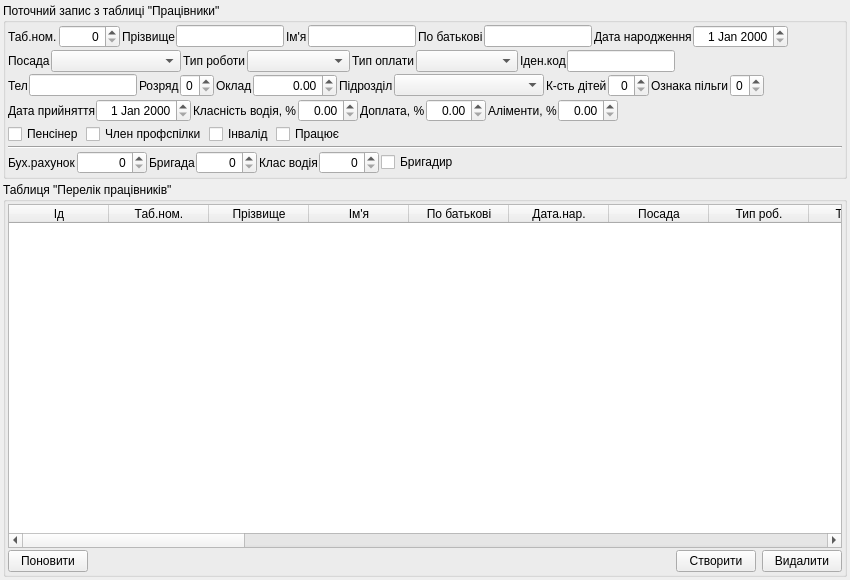
Qt form src/guiautopark/UForm_AParkPracivnyky.ui (utech/autoparkmeneger) before a commit.
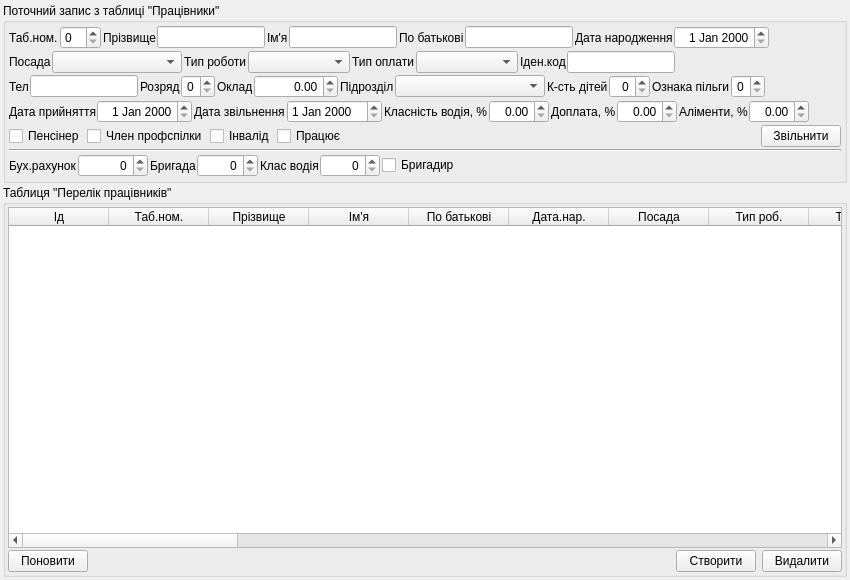
The same form after that commit. Icons and pictures are not drawn.

Commit message: dobavleno funkciu zvilnyty pracivnyka

Patch:
```diff
--- a/src/guiautopark/UForm_AParkPracivnyky.ui
+++ b/src/guiautopark/UForm_AParkPracivnyky.ui
@@ -15,7 +15,7 @@
   </property>
   <layout class="QVBoxLayout" name="verticalLayout_4">
    <property name="spacing">
-    <number>3</number>
+    <number>2</number>
    </property>
    <property name="margin">
     <number>3</number>
@@ -38,7 +38,7 @@
          <number>2</number>
         </property>
         <property name="margin">
-         <number>2</number>
+         <number>3</number>
         </property>
         <item>
          <layout class="QHBoxLayout" name="horizontalLayout_26">
@@ -61,20 +61,7 @@
              </widget>
             </item>
             <item>
-             <widget class="QSpinBox" name="spinBox_TabNumber">
-              <property name="minimumSize">
-               <size>
-                <width>40</width>
-                <height>0</height>
-               </size>
-              </property>
-              <property name="alignment">
-               <set>Qt::AlignRight|Qt::AlignTrailing|Qt::AlignVCenter</set>
-              </property>
-              <property name="maximum">
-               <number>10000</number>
-              </property>
-             </widget>
+             <widget class="QSpinBox" name="spinBox_TabNumber"/>
             </item>
            </layout>
           </item>
@@ -511,6 +498,16 @@
             </item>
            </layout>
           </item>
+          <item>
+           <widget class="QLabel" name="label">
+            <property name="text">
+             <string>Дата звільнення</string>
+            </property>
+           </widget>
+          </item>
+          <item>
+           <widget class="QDateEdit" name="dateEdit_dataZvilnenia"/>
+          </item>
           <item>
            <layout class="QHBoxLayout" name="horizontalLayout_16">
             <property name="spacing">
@@ -617,6 +614,8 @@
          </layout>
         </item>
         <item>
+         <layout class="QHBoxLayout" name="horizontalLayout_23">
+          <item>
          <layout class="QHBoxLayout" name="horizontalLayout_22">
           <item>
            <widget class="QCheckBox" name="checkBox_pensioner">
@@ -662,6 +661,40 @@
          </layout>
         </item>
         <item>
+           <widget class="QPushButton" name="pushButton_zvilnyty">
+            <property name="toolTip">
+             <string comment="Звільнити вибраного працівника" extracomment="Звільнити вибраного працівника"/>
+            </property>
+            <property name="statusTip">
+             <string comment="Звільнити вибраного працівника" extracomment="Звільнити вибраного працівника"/>
+            </property>
+            <property name="whatsThis">
+             <string comment="Звільнити вибраного працівника" extracomment="Звільнити вибраного працівника"/>
+            </property>
+            <property name="accessibleName">
+             <string comment="Звільнити вибраного працівника" extracomment="Звільнити вибраного працівника"/>
+            </property>
+            <property name="accessibleDescription">
+             <string comment="Звільнити вибраного працівника" extracomment="Звільнити вибраного працівника"/>
+            </property>
+            <property name="styleSheet">
+             <string notr="true"/>
+            </property>
+            <property name="text">
+             <string comment="Звільнити вибраного працівника" extracomment="Звільнити вибраного працівника">Звільнити</string>
+            </property>
+            <property name="icon">
+             <iconset resource="../images/UAutoParkImg.qrc">
+              <normaloff>:/function_icon_set/function_icon_set/user_delete_48.png</normaloff>:/function_icon_set/function_icon_set/user_delete_48.png</iconset>
+            </property>
+            <property name="shortcut">
+             <string comment="Звільнити вибраного працівника" extracomment="Звільнити вибраного працівника"/>
+            </property>
+           </widget>
+          </item>
+         </layout>
+        </item>
+        <item>
          <widget class="Line" name="line">
           <property name="orientation">
            <enum>Qt::Horizontal</enum>
@@ -902,6 +935,11 @@
             <string>Дата прийн.</string>
            </property>
           </column>
+          <column>
+           <property name="text">
+            <string>Дата звільн.</string>
+           </property>
+          </column>
           <column>
            <property name="text">
             <string>Класн.водія%</string>
```
Left out of the diff: 12 changed lines with no effect on the pictures. Lines whose indentation alone changed are shown as unchanged. The commit also changes 3 other files.
